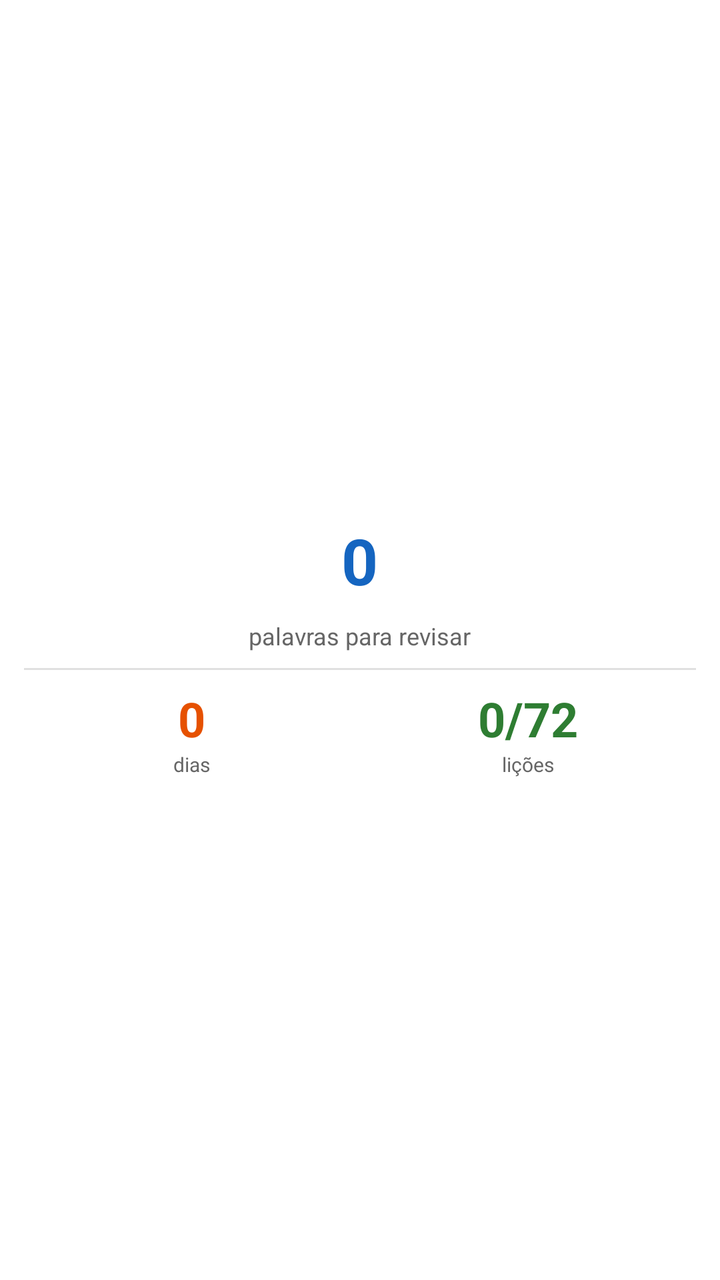
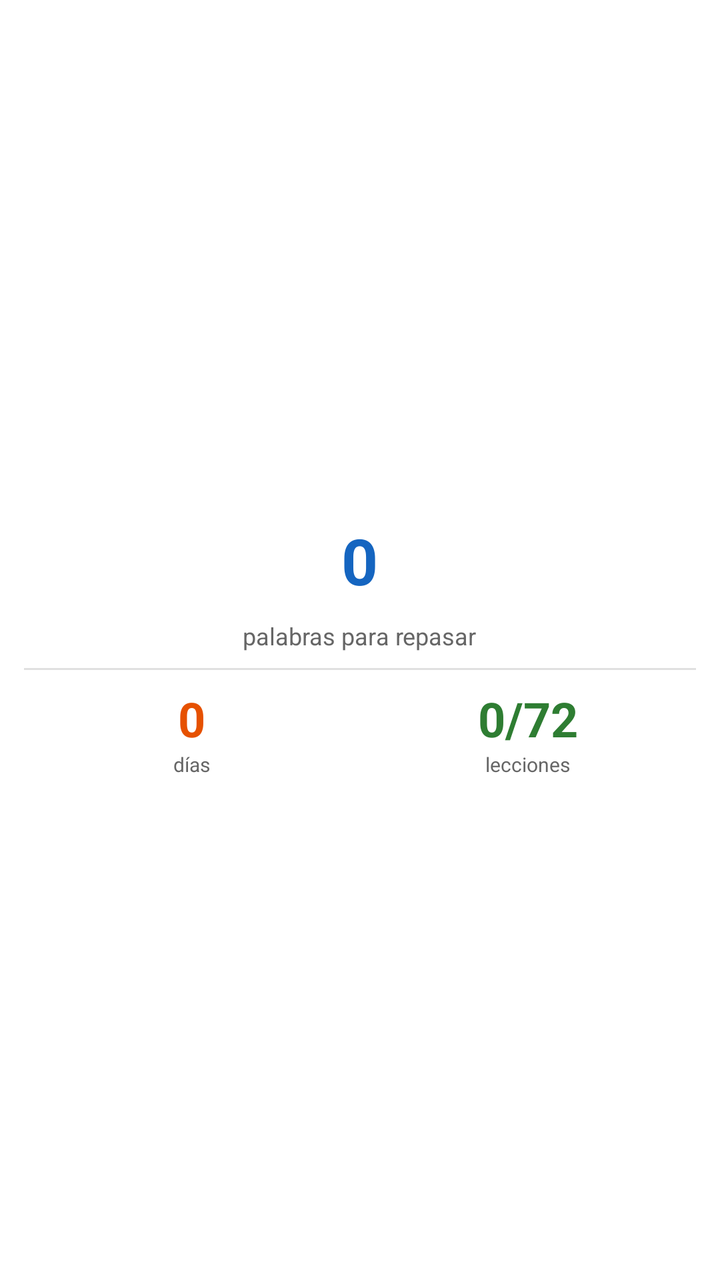

Two renders of the same Android screen: before a commit and after it. Below are the layout's source before the change and the commit's diff.
<!-- AndroidManifest.xml: fallback theme Theme.MaterialComponents.DayNight.NoActionBar -->
<!-- res/layout/widget_layout.xml -->
<?xml version="1.0" encoding="utf-8"?>
<LinearLayout xmlns:android="http://schemas.android.com/apk/res/android"
    android:layout_width="match_parent"
    android:layout_height="match_parent"
    android:orientation="vertical"
    android:padding="12dp"
    android:background="#FFFFFF"
    android:gravity="center">

    <TextView
        android:id="@+id/widget_due_count"
        android:layout_width="wrap_content"
        android:layout_height="wrap_content"
        android:text="0"
        android:textSize="32sp"
        android:textStyle="bold"
        android:textColor="#1565C0"
        android:clickable="true"
        android:focusable="true"
        android:padding="8dp"
        android:background="?android:attr/selectableItemBackground" />

    <TextView
        android:id="@+id/widget_due_label"
        android:layout_width="wrap_content"
        android:layout_height="wrap_content"
        android:text="palavras para revisar"
        android:textSize="12sp"
        android:textColor="#666666" />

    <View
        android:layout_width="match_parent"
        android:layout_height="1dp"
        android:layout_marginVertical="8dp"
        android:background="#E0E0E0" />

    <LinearLayout
        android:layout_width="match_parent"
        android:layout_height="wrap_content"
        android:orientation="horizontal"
        android:gravity="center"
        android:weightSum="2">

        <LinearLayout
            android:layout_width="0dp"
            android:layout_height="wrap_content"
            android:layout_weight="1"
            android:orientation="vertical"
            android:gravity="center">

            <TextView
                android:id="@+id/widget_streak"
                android:layout_width="wrap_content"
                android:layout_height="wrap_content"
                android:text="0"
                android:textSize="24sp"
                android:textStyle="bold"
                android:textColor="#E65100" />

            <TextView
                android:layout_width="wrap_content"
                android:layout_height="wrap_content"
                android:text="dias"
                android:textSize="10sp"
                android:textColor="#666666" />
        </LinearLayout>

        <LinearLayout
            android:layout_width="0dp"
            android:layout_height="wrap_content"
            android:layout_weight="1"
            android:orientation="vertical"
            android:gravity="center">

            <TextView
                android:id="@+id/widget_lessons"
                android:layout_width="wrap_content"
                android:layout_height="wrap_content"
                android:text="0/72"
                android:textSize="24sp"
                android:textStyle="bold"
                android:textColor="#2E7D32" />

            <TextView
                android:layout_width="wrap_content"
                android:layout_height="wrap_content"
                android:text="lições"
                android:textSize="10sp"
                android:textColor="#666666" />
        </LinearLayout>
    </LinearLayout>

</LinearLayout>
<!-- resources referenced by this layout -->
<resources>

</resources>

<!-- the commit's change to res/layout/widget_layout.xml (unified diff, before → after) -->
@@ -24,7 +24,7 @@
         android:id="@+id/widget_due_label"
         android:layout_width="wrap_content"
         android:layout_height="wrap_content"
-        android:text="palavras para revisar"
+        android:text="palabras para repasar"
         android:textSize="12sp"
         android:textColor="#666666" />
 
@@ -60,7 +60,7 @@
             <TextView
                 android:layout_width="wrap_content"
                 android:layout_height="wrap_content"
-                android:text="dias"
+                android:text="días"
                 android:textSize="10sp"
                 android:textColor="#666666" />
         </LinearLayout>
@@ -84,7 +84,7 @@
             <TextView
                 android:layout_width="wrap_content"
                 android:layout_height="wrap_content"
-                android:text="lições"
+                android:text="lecciones"
                 android:textSize="10sp"
                 android:textColor="#666666" />
         </LinearLayout>
